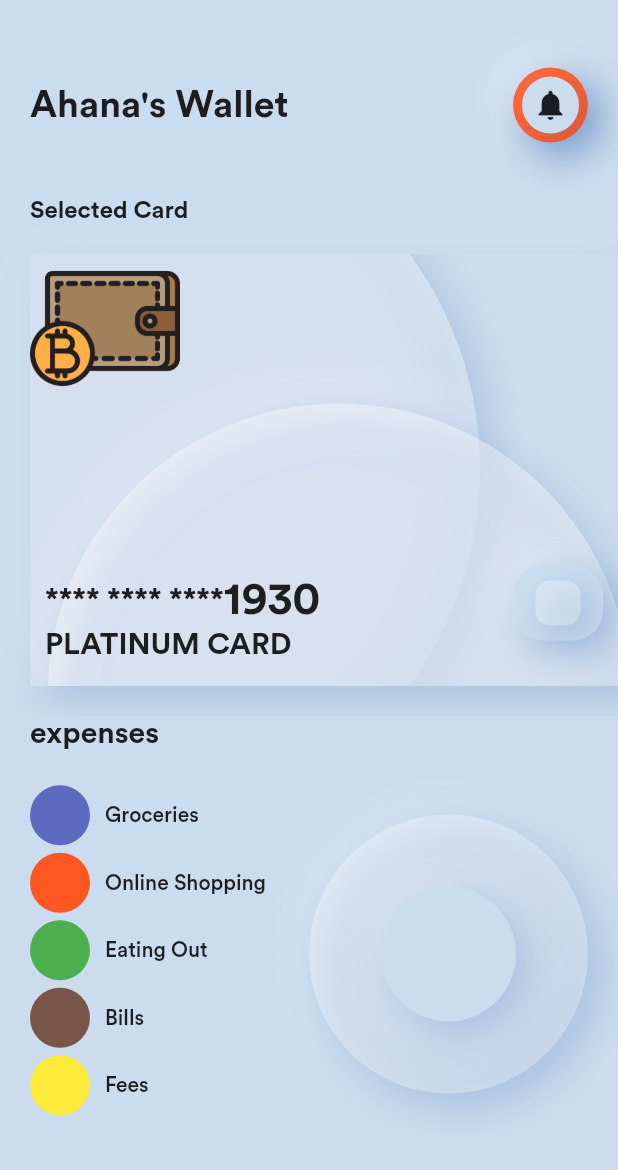
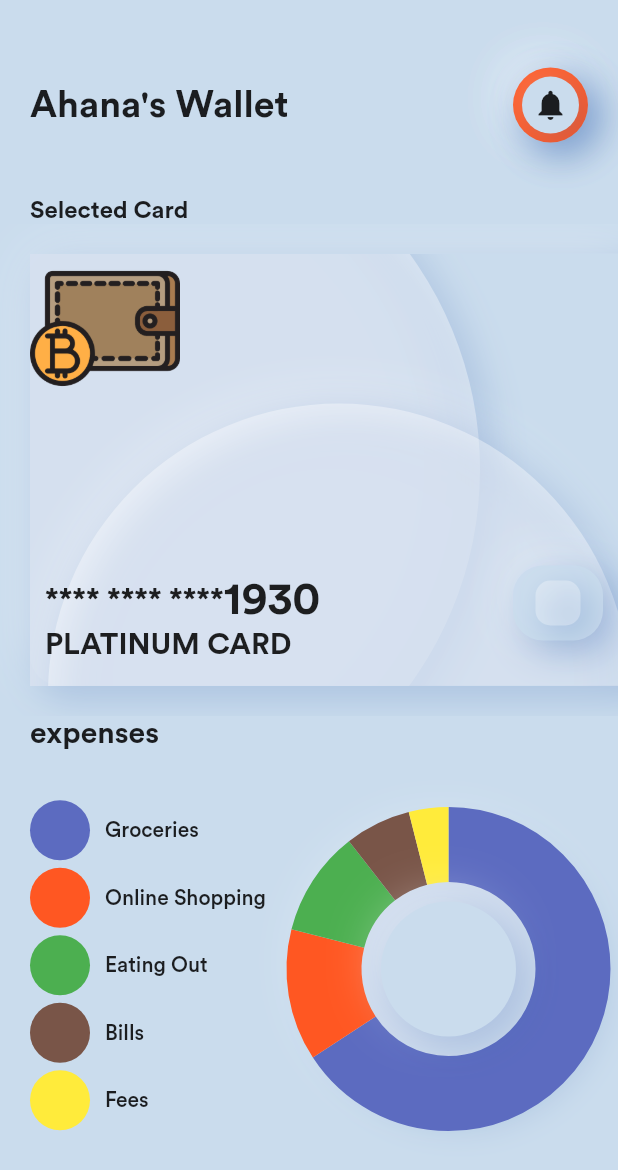
Before and after one commit to Ahana001/piechart-flutter-complex-ui, a Flutter app: the screen it shows after launch, on a phone screen of 412 x 824 dp. Shown: the top 1170 px of the screen. Run offline on Flutter 3.47's test engine with Material 2 defaults, Android fonts, the phone set to English and light mode, and no system bars.

Commit message:
everything is ok

```diff
--- a/ui_flutter/lib/widgets/pieChart.dart
+++ b/ui_flutter/lib/widgets/pieChart.dart
@@ -7,17 +7,15 @@ class PieChart extends StatelessWidget {
   @override
   Widget build(BuildContext context) {
     return Container(
-        height: 230,
-        width: 300,
+        height: 250,
+        width: 250,
         decoration: BoxDecoration(
             shape: BoxShape.circle,
             boxShadow: customShadow,
             color: Colors.white30),
         child: Stack(children: <Widget>[
-          Container(
-            padding: EdgeInsets.all(10),
-            height: 230,
-            width: 300,
+          Padding(
+            padding: const EdgeInsets.all(10.0),
             child: CustomPaint(
               child: Container(),
               foregroundPainter: PieChartPainter(),
@@ -26,7 +24,7 @@ class PieChart extends StatelessWidget {
           Center(
             child: Container(
               height: 90,
-              width: 100,
+              width: 90,
               decoration: BoxDecoration(
                   shape: BoxShape.circle,
                   boxShadow: customShadow,
@@ -52,7 +50,7 @@ class PieChartPainter extends CustomPainter {
       total += element['amount'];
     });
 
-    for (int i; i < expenses.length; i++) {
+    for (int i=0; i < expenses.length; i++) {
       var currentexpense = expenses[i];
       var sweepRadius = currentexpense['amount'] / total * 2 * pi;
       paint.color = pieColors[i];
```
Also changed, not shown: ui_flutter/pubspec.lock.
